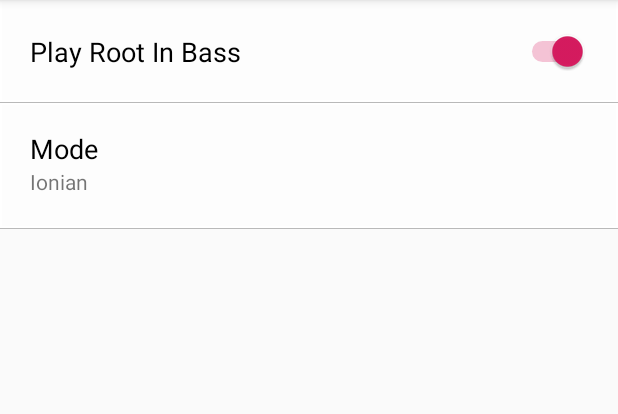
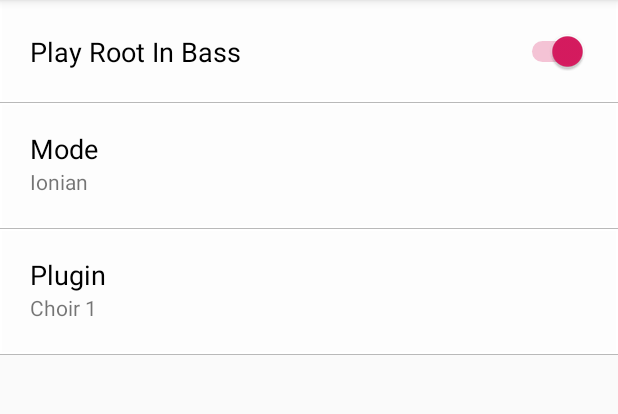
Before and after one commit to convergencelab/SmartDrone, an Android app: the screen it shows after launch (DroneSoundActivityExperiment), after a tap on an icon or button, on a phone screen of 412 x 824 dp, the part 84-498 px from its top. Run offline under Robolectric (Android 15) with nearby library versions, the light colour scheme and no system bars; libraries missing offline, so code that uses them is left out: org.billthefarmer.mididriver; 2 statements that could not run were skipped.

Commit message:
Added Plugin Setting

```diff
--- a/app/src/main/java/com/example/smartdrone/Constants.java
+++ b/app/src/main/java/com/example/smartdrone/Constants.java
@@ -52,7 +52,22 @@ public class Constants {
     public static final int VOLUME_OFF     = 0;
 
     // Plugin Constants
-    public static final int PLUGIN_CHOIR   = 52;
+    private static final int PLUGIN_CHOIR    = 52;
+    private static final int PLUGIN_CHOIR_2 = 53;
+    private static final int BRASS_SECTION  = 61;
+    private static final int STRING_SECTION = 48;
+    public static final int[] PLUGIN_INDICES  = {
+            PLUGIN_CHOIR,
+            PLUGIN_CHOIR_2,
+            BRASS_SECTION,
+            STRING_SECTION,
+    };
+    public static final String[] PLUGIN_NAMES = {
+            "Choir 1",
+            "Choir 2",
+            "Brass",
+            "Strings"
+    };
 
     // Default Constants
     public static final int NOTE_FILTER_LENGTH_DEFAULT = 60;
@@ -69,4 +84,5 @@ public class Constants {
      * Key index for null.
      */
     public static final int NULL_KEY_IX = -1;
+
 }
--- a/app/src/main/java/com/example/smartdrone/DroneActivity.java
+++ b/app/src/main/java/com/example/smartdrone/DroneActivity.java
@@ -136,7 +136,7 @@ public class DroneActivity extends AppCompatActivity
                 android.support.v7.preference.PreferenceManager.getDefaultSharedPreferences(this);
 
         SharedPreferences.Editor edit =  sharedPref.edit();
-//        edit.remove(DroneSoundActivity.USER_MODE_KEY);
+//        edit.remove(DroneSoundActivity.USER_PLUGIN_KEY);
 //        edit.apply();
 
 
@@ -147,19 +147,19 @@ public class DroneActivity extends AppCompatActivity
                 .getString(DroneSettingsActivity.KEY_SENS_KEY, "3");
         int userModeIx = sharedPref
                 .getInt(DroneSoundActivity.USER_MODE_KEY, 0);
-        String userPluginPref = sharedPref
-                .getString(DroneSoundActivity.USER_PLUGIN_KEY, "52"); // 52 == plugin choir
+        int userPluginIx = sharedPref
+                .getInt(DroneSoundActivity.USER_PLUGIN_KEY, 0); // 52 == plugin choir
         boolean userBassNotePref = sharedPref
                 .getBoolean(DroneSoundActivity.BASSNOTE_KEY, true);
 
         // Update fields to match user saved preferences.
         int noteLengthRequirement = Integer.parseInt(noteLenPref);
         int keyTimerLength = Integer.parseInt(keySensPref);
-        int userPlugin = Integer.parseInt(userPluginPref);
+//        int userPlugin = Integer.parseInt(userPluginPref);
         droneModel.getKeyFinderModel().getKeyFinder().setKeyTimerLength(keyTimerLength);
         droneModel.getPitchProcessorModel().noteFilterLength = noteLengthRequirement;
         droneModel.setUserModeIx(userModeIx);
-        droneModel.getMidiDriverModel().setPlugin(userPlugin);
+        droneModel.getMidiDriverModel().setPlugin(Constants.PLUGIN_INDICES[userPluginIx]);
         droneModel.setBassNoteEnabled(userBassNotePref);
     }
 
--- a/app/src/main/java/com/example/smartdrone/DroneSoundActivityExperiment.java
+++ b/app/src/main/java/com/example/smartdrone/DroneSoundActivityExperiment.java
@@ -16,8 +16,10 @@ public class DroneSoundActivityExperiment extends AppCompatActivity {
 
     private Switch bassSwitch;
     private TextView curModeText;
+    private TextView userPluginText;
 
     private int userModeIx;
+    private int userPluginIx;
 
     @Override
     protected void onCreate(Bundle savedInstanceState) {
@@ -41,11 +43,18 @@ public class DroneSoundActivityExperiment extends AppCompatActivity {
         });
     }
 
+    /**
+     * Attaches variables to views in activity.
+     */
     private void findViews() {
         bassSwitch = findViewById(R.id.root_bass_switch);
-        curModeText = findViewById(R.id.mode_text_mode);
+        curModeText = findViewById(R.id.mode_text_name);
+        userPluginText = findViewById(R.id.user_plugin_name);
     }
 
+    /**
+     * Loads all user saved preferences.
+     */
     private void loadSavedDate() {
         sp = android.support.v7.preference.PreferenceManager.getDefaultSharedPreferences(this);
         editor = sp.edit();
@@ -53,14 +62,30 @@ public class DroneSoundActivityExperiment extends AppCompatActivity {
         bassSwitch.setChecked(sp.getBoolean(DroneSoundActivity.BASSNOTE_KEY, true));
         // Load user mode data.
         userModeIx = sp.getInt(DroneSoundActivity.USER_MODE_KEY, 0);
-        String curMode = MusicTheory.MAJOR_MODE_NAMES[sp.getInt(DroneSoundActivity.USER_MODE_KEY, 0)];
+        String curMode = MusicTheory.MAJOR_MODE_NAMES[userModeIx];
         curModeText.setText(curMode);
+        // Load user plugin data
+        userPluginIx = sp.getInt(DroneSoundActivity.USER_PLUGIN_KEY, 0);
+        String userPlugin = Constants.PLUGIN_NAMES[userPluginIx];
+        userPluginText.setText(userPlugin);
     }
 
+    /**
+     * Changes user mode.
+     * Click changes mode to the next mode, in order from Ionian to Locrian.
+     * @param       view View; button on top of text view.
+     */
     public void getNextMode(View view) {
         userModeIx = (userModeIx + 1) % 7;
         curModeText.setText(MusicTheory.MAJOR_MODE_NAMES[userModeIx]);
-        editor.putInt(DroneSoundActivity.USER_MODE_KEY, userModeIx); //todo refactor to put ints instead of strings
+        editor.putInt(DroneSoundActivity.USER_MODE_KEY, userModeIx);
+        editor.apply();
+    }
+
+    public void getNextPlugin(View view) {
+        userPluginIx = (userPluginIx + 1) % Constants.PLUGIN_INDICES.length;
+        userPluginText.setText(Constants.PLUGIN_NAMES[userPluginIx]);
+        editor.putInt(DroneSoundActivity.USER_PLUGIN_KEY, userPluginIx);
         editor.apply();
     }
 }
--- a/app/src/main/java/com/example/smartdrone/Models/MidiDriverModel.java
+++ b/app/src/main/java/com/example/smartdrone/Models/MidiDriverModel.java
@@ -46,9 +46,9 @@ public class MidiDriverModel {
     MidiDriverModel() {
         midiDriver = new MidiDriver();
         volume = DEFAULT_VOLUME;
-        plugin = Constants.PLUGIN_CHOIR;
         curVoicing = null;
         isActive = false;
+//        plugin = 65;       //todo test to see if works without this line on a fresh device
     }
 
     /**
@@ -103,25 +103,6 @@ public class MidiDriverModel {
         midiDriver.write(msg);
     }
 
-//    //todo this is old method; create new one
-//    //todo clean up. refactor, make an improved ui for using this method.
-//    /**
-//     * Sends multiple messages to be synthesized by midi driver.
-//     * Each note is given specifically.
-//     * @param       event int; type of event.
-//     * @param       midiKeys int[]; indexes of notes (uses octaves).
-//     * @param       volume int; volume of notes.
-//     */
-//    public void sendMidiChord(int event, int[] midiKeys, int volume, int rootIx) {
-//        int octaveAdjustment = 0;
-//        if (midiKeys[0] + rootIx > 47) {
-//            octaveAdjustment = -12;
-//        }
-//        for (int key : midiKeys) {
-//            sendMidiNote(event, key + rootIx + octaveAdjustment, volume);
-//        }
-//    }
-
     //todo new method; delete old one
     /**
      * Sends multiple messages to be synthesized by midi driver.
@@ -148,20 +129,6 @@ public class MidiDriverModel {
         isActive = true;
     }
 
-//    //todo old methods; create new ones.
-//    /**
-//     * Stop voicing.
-//     * @param voiceIxs
-//     * @param keyIx
-//     */
-//    public void stopVoicing(int[] voiceIxs, int keyIx) {
-//        sendMidiChord(Constants.STOP_NOTE, voiceIxs, Constants.VOLUME_OFF, keyIx);
-//    }
-//
-//    private void startVoicing(int[] voiceIxs, int keyIx) {
-//        sendMidiChord(Constants.START_NOTE, voiceIxs, volume, keyIx);
-//    }
-
     /**
      * Stops voicing that
      * @param       toStop Voicing; voicing to stop playing.
@@ -182,14 +149,6 @@ public class MidiDriverModel {
         curVoicing = toStart;
     }
 
-//    /**
-//     * Get current voicing.
-//     * @return      Voicing; current voicing.
-//     */
-//    public Voicing getCurVoicingTransposed() {
-//        return curVoicingTransposed;
-//    }
-
     /**
      * Set current voicing.
      * @param       voicing Voicing; current voicing.
@@ -198,24 +157,6 @@ public class MidiDriverModel {
         curVoicing = voicing;
     }
 
-//    /**
-//     * Get current voicing template.
-//     * @return      Voicing; voicing template.
-//     */
-//    public Voicing getCurVoicingTemplate() {
-//        return curVoicingTemplate;
-//    }
-
-//    /**
-//     * Set the current voicing template.
-//     * @param       voicingTemplate Voicing; voicing template.
-//     */
-//    public void setCurVoicingTemplate(Voicing voicingTemplate) {
-//        curVoicingTemplate = voicingTemplate;
-//        if (isActive) {
-//            //todo: some code that will properly transpose the current voicing being output
-//        }
-//    }
 
     public boolean isActive() {
         return isActive;
--- a/app/src/main/res/layout/activity_drone_sound_experiment.xml
+++ b/app/src/main/res/layout/activity_drone_sound_experiment.xml
@@ -24,6 +24,7 @@
         app:layout_constraintTop_toTopOf="parent" />
 
     <RelativeLayout
+        android:id="@+id/mode_layout"
         android:layout_width="match_parent"
         android:layout_height="wrap_content"
         android:paddingStart="@dimen/sound_settings_lr"
@@ -51,7 +52,7 @@
             app:layout_constraintStart_toStartOf="parent" />
 
         <TextView
-            android:id="@+id/mode_text_title"
+            android:id="@+id/mode_text_label"
             android:layout_width="wrap_content"
             android:layout_height="wrap_content"
             android:text="@string/mode_text_title"
@@ -59,10 +60,55 @@
             android:textSize="18sp" />
 
         <TextView
-            android:id="@+id/mode_text_mode"
+            android:id="@+id/mode_text_name"
             android:layout_width="wrap_content"
             android:layout_height="wrap_content"
-            android:layout_below="@+id/mode_text_title"
+            android:layout_below="@+id/mode_text_label"
+            android:text=""
+            android:textSize="14sp" />
+    </RelativeLayout>
+
+    <RelativeLayout
+        android:id="@+id/user_plugin_layout"
+        android:layout_width="match_parent"
+        android:layout_height="wrap_content"
+        android:paddingStart="@dimen/sound_settings_lr"
+        android:paddingLeft="@dimen/sound_settings_lr"
+        android:paddingTop="18dp"
+        android:paddingEnd="@dimen/sound_settings_lr"
+        android:paddingRight="@dimen/sound_settings_lr"
+        android:paddingBottom="18dp"
+        android:background="@drawable/textline_bottom"
+        app:layout_constraintEnd_toEndOf="parent"
+        app:layout_constraintStart_toStartOf="parent"
+        app:layout_constraintTop_toBottomOf="@id/mode_layout"
+        tools:layout_editor_absoluteX="8dp"
+        tools:layout_editor_absoluteY="131dp">
+
+        <Button
+            android:id="@+id/user_plugin_button"
+            android:layout_width="match_parent"
+            android:layout_height="wrap_content"
+            android:layout_alignParentTop="true"
+            android:background="@android:color/transparent"
+            android:onClick="getNextPlugin"
+            android:text=""
+            app:layout_constraintEnd_toEndOf="parent"
+            app:layout_constraintStart_toStartOf="parent" />
+
+        <TextView
+            android:id="@+id/user_plugin_label"
+            android:layout_width="wrap_content"
+            android:layout_height="wrap_content"
+            android:text="@string/user_plugin_title"
+            android:textColor="@android:color/black"
+            android:textSize="18sp" />
+
+        <TextView
+            android:id="@+id/user_plugin_name"
+            android:layout_width="wrap_content"
+            android:layout_height="wrap_content"
+            android:layout_below="@+id/user_plugin_label"
             android:text=""
             android:textSize="14sp" />
     </RelativeLayout>
--- a/app/src/main/res/values/strings.xml
+++ b/app/src/main/res/values/strings.xml
@@ -28,4 +28,5 @@
     <string name="user_mode_title">Mode</string>
     <string name="root_bass_switch_text">Play Root In Bass</string>
     <string name="mode_text_title">Mode</string>
+    <string name="user_plugin_title">Plugin</string>
 </resources>
```
